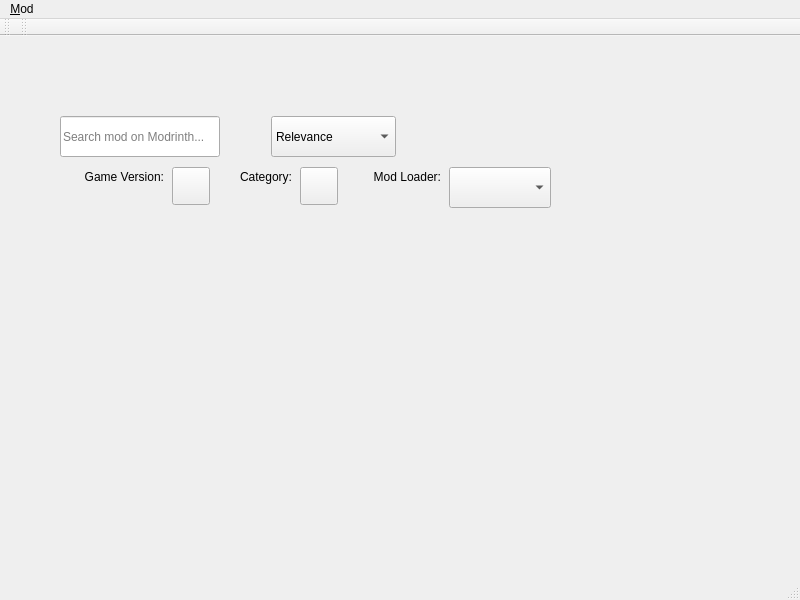
Qt form src/ui/modrinth/modrinthmodbrowser.ui (kaniol-lck/modmanager) before a commit.
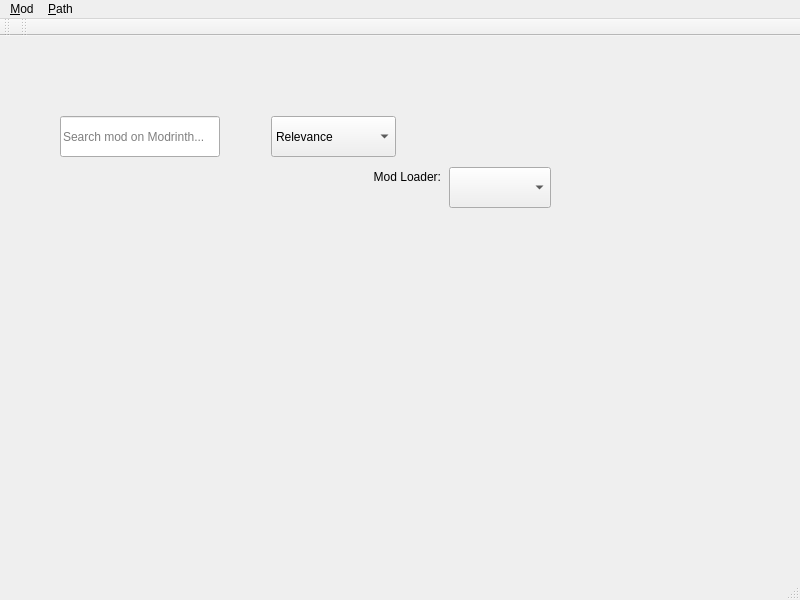
The same form after that commit. Icons and pictures are not drawn. Custom widgets are drawn as their Qt base class.

Commit message: modrinth game version / category selection actions

Diff of the .ui file:
```diff
--- a/src/ui/modrinth/modrinthmodbrowser.ui
+++ b/src/ui/modrinth/modrinthmodbrowser.ui
@@ -30,25 +30,6 @@
      <bool>true</bool>
     </property>
    </widget>
-   <widget class="QToolButton" name="versionSelectButton">
-    <property name="geometry">
-     <rect>
-      <x>172</x>
-      <y>131</y>
-      <width>38</width>
-      <height>38</height>
-     </rect>
-    </property>
-    <property name="text">
-     <string/>
-    </property>
-    <property name="popupMode">
-     <enum>QToolButton::InstantPopup</enum>
-    </property>
-    <property name="toolButtonStyle">
-     <enum>Qt::ToolButtonTextBesideIcon</enum>
-    </property>
-   </widget>
    <widget class="QLabel" name="label_3">
     <property name="geometry">
      <rect>
@@ -71,50 +52,6 @@
      <set>Qt::AlignRight|Qt::AlignTrailing|Qt::AlignVCenter</set>
     </property>
    </widget>
-   <widget class="QLabel" name="label_5">
-    <property name="geometry">
-     <rect>
-      <x>220</x>
-      <y>131</y>
-      <width>72</width>
-      <height>19</height>
-     </rect>
-    </property>
-    <property name="sizePolicy">
-     <sizepolicy hsizetype="Minimum" vsizetype="Preferred">
-      <horstretch>0</horstretch>
-      <verstretch>0</verstretch>
-     </sizepolicy>
-    </property>
-    <property name="text">
-     <string>Category:</string>
-    </property>
-    <property name="alignment">
-     <set>Qt::AlignRight|Qt::AlignTrailing|Qt::AlignVCenter</set>
-    </property>
-   </widget>
-   <widget class="QLabel" name="label">
-    <property name="geometry">
-     <rect>
-      <x>60</x>
-      <y>131</y>
-      <width>104</width>
-      <height>19</height>
-     </rect>
-    </property>
-    <property name="sizePolicy">
-     <sizepolicy hsizetype="Minimum" vsizetype="Preferred">
-      <horstretch>0</horstretch>
-      <verstretch>0</verstretch>
-     </sizepolicy>
-    </property>
-    <property name="text">
-     <string>Game Version:</string>
-    </property>
-    <property name="alignment">
-     <set>Qt::AlignRight|Qt::AlignTrailing|Qt::AlignVCenter</set>
-    </property>
-   </widget>
    <widget class="QComboBox" name="sortSelect">
     <property name="geometry">
      <rect>
@@ -161,25 +98,6 @@
      </sizepolicy>
     </property>
    </widget>
-   <widget class="QToolButton" name="categorySelectButton">
-    <property name="geometry">
-     <rect>
-      <x>300</x>
-      <y>131</y>
-      <width>38</width>
-      <height>38</height>
-     </rect>
-    </property>
-    <property name="text">
-     <string/>
-    </property>
-    <property name="popupMode">
-     <enum>QToolButton::InstantPopup</enum>
-    </property>
-    <property name="toolButtonStyle">
-     <enum>Qt::ToolButtonTextBesideIcon</enum>
-    </property>
-   </widget>
   </widget>
   <widget class="QMenuBar" name="menubar">
    <property name="geometry">
@@ -208,7 +126,31 @@
     <addaction name="actionOpen_Website_Link"/>
     <addaction name="actionCopy_Website_Link"/>
    </widget>
+   <widget class="QMenu" name="menu_Path">
+    <property name="title">
+     <string>&amp;Path</string>
+    </property>
+    <widget class="UnclosedMenu" name="menuSelect_Game_Version">
+     <property name="styleSheet">
+      <string notr="true">QMenu { menu-scrollable: 1; }</string>
+     </property>
+     <property name="title">
+      <string>Select Game Version</string>
+     </property>
+    </widget>
+    <widget class="UnclosedMenu" name="menuSelect_Category">
+     <property name="styleSheet">
+      <string notr="true">QMenu { menu-scrollable: 1; }</string>
+     </property>
+     <property name="title">
+      <string>Select Category</string>
+     </property>
+    </widget>
+    <addaction name="menuSelect_Game_Version"/>
+    <addaction name="menuSelect_Category"/>
+   </widget>
    <addaction name="menu_Mod"/>
+   <addaction name="menu_Path"/>
   </widget>
   <widget class="QStatusBar" name="statusbar"/>
   <widget class="MenuToolBar" name="toolBar">
@@ -265,6 +207,11 @@
    <extends>QToolBar</extends>
    <header location="global">ui/menutoolbar.h</header>
   </customwidget>
+  <customwidget>
+   <class>UnclosedMenu</class>
+   <extends>QMenu</extends>
+   <header location="global">util/unclosedmenu.h</header>
+  </customwidget>
  </customwidgets>
  <resources>
   <include location="../../images/image.qrc"/>
```
The commit also changes 3 other files.
